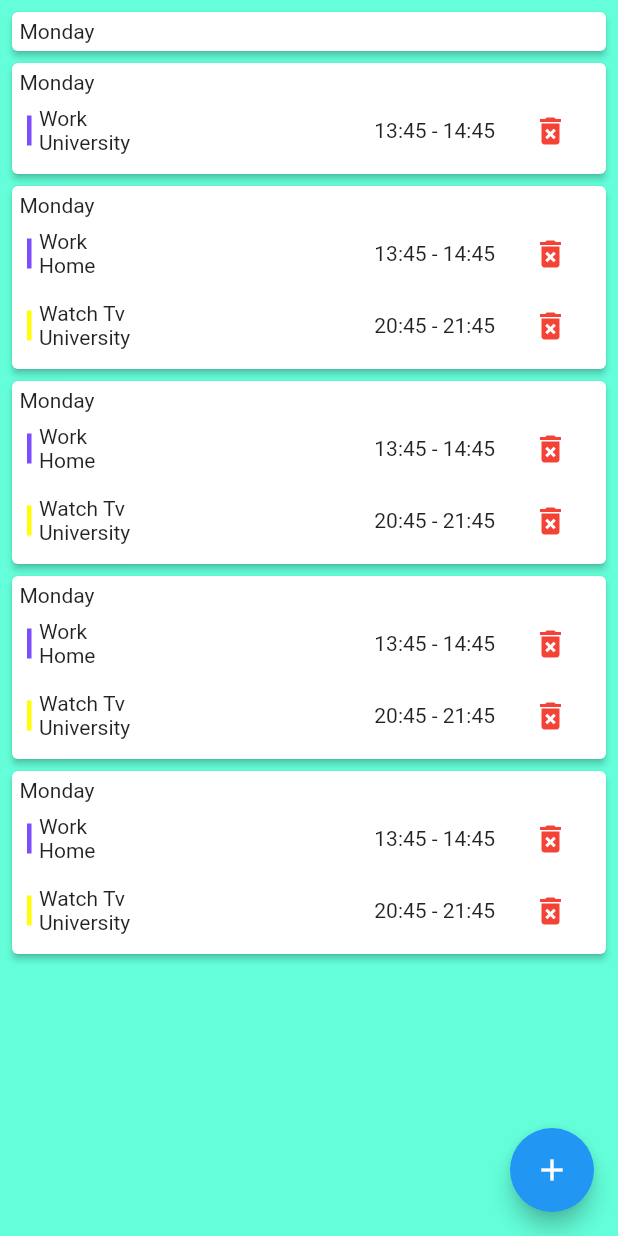
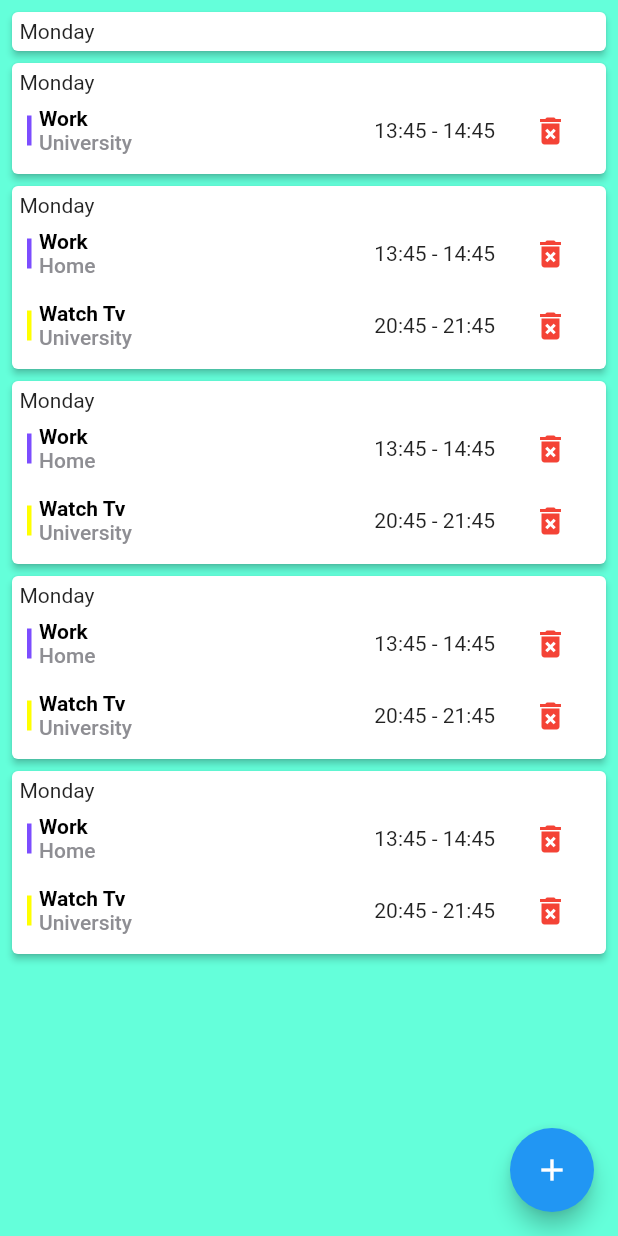
Before and after one commit to Max-Size/schedule_app, a Flutter app: the screen it shows after launch, on a phone screen of 412 x 824 dp. Run offline on Flutter 3.47's test engine with Material 2 defaults, Android fonts, the phone set to English and light mode, and no system bars.

Commit message:
added text styles

```diff
--- /dev/null
+++ b/lib/styles/text_styles.dart
@@ -0,0 +1,12 @@
+import 'package:flutter/cupertino.dart';
+
+abstract class TextStyles {
+  static const eventNameStyle = TextStyle(
+    color: CupertinoColors.black,
+    fontWeight: FontWeight.w600,
+  );
+  static const eventPlaceStyle = TextStyle(
+    color: CupertinoColors.systemGrey,
+    fontWeight: FontWeight.w500,
+  );
+}
--- a/lib/widgets/event_widget.dart
+++ b/lib/widgets/event_widget.dart
@@ -1,4 +1,5 @@
 import 'package:flutter/material.dart';
+import 'package:schedule_app/styles/text_styles.dart';
 import '../logic/event.dart';
 
 class EventWidget extends StatelessWidget {
@@ -31,13 +32,19 @@ class EventWidget extends StatelessWidget {
             child: Column(
               crossAxisAlignment: CrossAxisAlignment.start,
               children: [
-                Text(event.name),
-                Text(event.place),
+                Text(
+                  event.name,
+                  style: TextStyles.eventNameStyle,
+                ),
+                Text(
+                  event.place,
+                  style: TextStyles.eventPlaceStyle,
+                ),
               ],
             ),
           ),
           Text(
-                  '${event.startTime.hour}:${event.startTime.minute} - ${event.endTime.hour}:${event.endTime.minute}')
+              '${event.startTime.hour}:${event.startTime.minute} - ${event.endTime.hour}:${event.endTime.minute}')
         ],
       ),
     );
```
